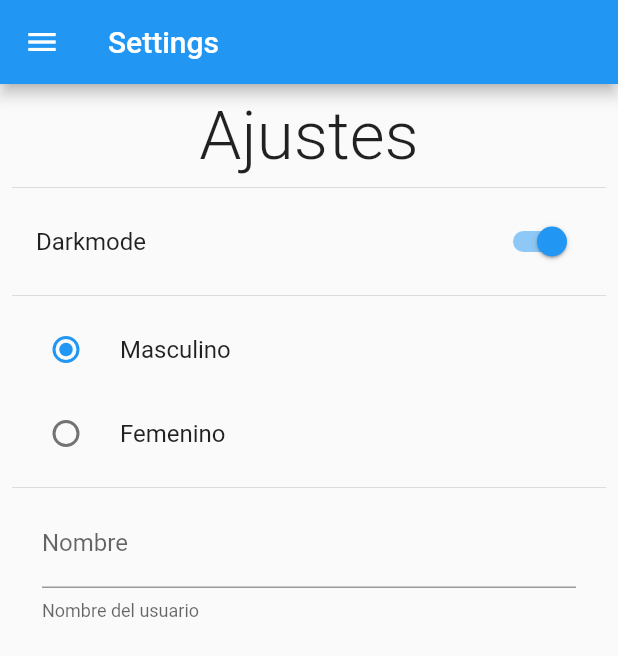
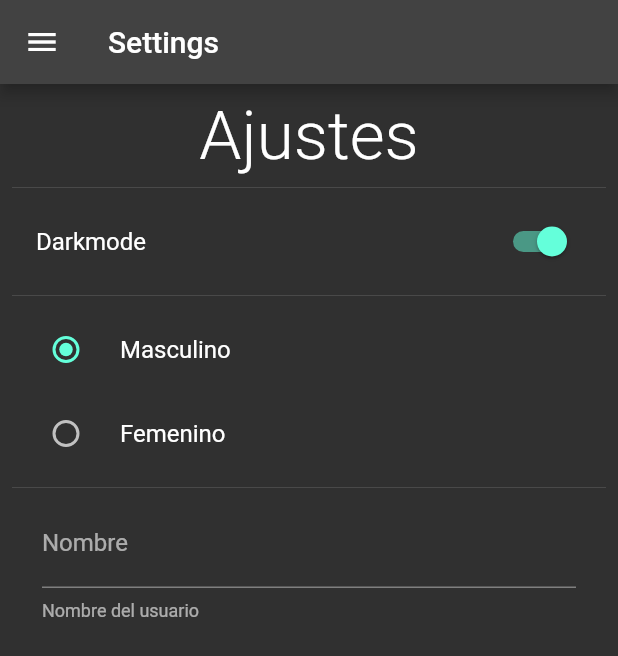
Before and after one commit to MTGCGuerrero/preferences_flutter_minidemo, a Flutter app: the SettingsScreen screen opened by its route, after a tap on "Darkmode", on a phone screen of 412 x 824 dp. Shown: the top 656 px of the screen. Run offline on Flutter 3.47's test engine with Material 2 defaults, Android fonts, the light colour scheme and no system bars; our stand-ins replace shared_preferences; accounts and stored records are empty.

Commit message:
add provider and change theme dynamics

```diff
--- /dev/null
+++ b/lib/providers/theme_provider.dart
@@ -0,0 +1,17 @@
+import 'package:flutter/material.dart';
+
+class ThemeProvider extends ChangeNotifier {
+  ThemeData currentTheme;
+
+  ThemeProvider({required bool isDarkmode})
+      : currentTheme = isDarkmode ? ThemeData.dark() : ThemeData.light();
+
+  setLightMode() {
+    currentTheme = ThemeData.light();
+    notifyListeners();
+  }
+  setDardMode() {
+    currentTheme = ThemeData.dark();
+    notifyListeners();
+  }
+}
--- a/lib/screens/settings_screen.dart
+++ b/lib/screens/settings_screen.dart
@@ -1,6 +1,9 @@
 import 'package:flutter/material.dart';
 import 'package:preferences_demo_app/shared_preferences/preferences.dart';
 import 'package:preferences_demo_app/widgets/widgets.dart';
+import 'package:provider/provider.dart';
+
+import '../providers/theme_provider.dart';
 
 class SettingsScreen extends StatefulWidget {
   static const String routerName = 'Settings';
@@ -37,6 +40,11 @@
                 value: Preferences.isDarkMode,
                 onChanged: (value) {
                   Preferences.isDarkMode = value;
+                  final themeProvider =
+                      Provider.of<ThemeProvider>(context, listen: false);
+                  value
+                      ? themeProvider.setDardMode()
+                      : themeProvider.setLightMode();
                   setState(() {});
                 },
               ),
@@ -64,9 +72,7 @@
                   initialValue: Preferences.name,
                   onChanged: (value) {
                     Preferences.name = value;
-                    setState(() {
-
-                    });
+                    setState(() {});
                   },
                   decoration: InputDecoration(
                       labelText: 'Nombre', helperText: 'Nombre del usuario'),
--- a/pubspec.yaml
+++ b/pubspec.yaml
@@ -37,7 +37,7 @@
   # Use with the CupertinoIcons class for iOS style icons.
   cupertino_icons: ^1.0.2
   shared_preferences: ^2.0.17
-
+  provider: ^6.0.5
 dev_dependencies:
   flutter_test:
     sdk: flutter
```
Also changed, not shown: lib/main.dart (+11 -2 lines), pubspec.lock.
